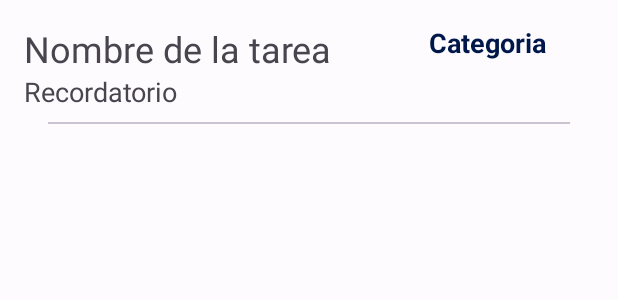
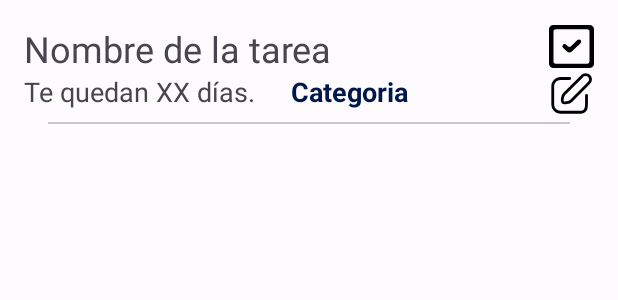
Before and after one commit to claravbr/ediaries_android, an Android app: the layout item_tarea.xml on its own in the app's theme, with its tools: preview values and no code run, on a phone screen of 412 x 824 dp. Shown: the top 300 px of the screen. Run offline under Robolectric (Android 15) with nearby library versions, the phone set to English and light mode, and no system bars.

Commit message:
ED-16 Registro de tareas diarias

```diff
--- a/app/src/main/AndroidManifest.xml
+++ b/app/src/main/AndroidManifest.xml
@@ -15,6 +15,9 @@
         android:supportsRtl="true"
         android:theme="@style/Theme.Ediaries"
         tools:targetApi="31">
+        <activity
+            android:name=".activity.NuevaTareaDiariaActivity"
+            android:exported="false" />
         <activity
             android:name=".activity.LoadingActivity"
             android:exported="false" />
--- a/app/src/main/java/com/uclm/louise/ediaries/activity/FormDclinicosActivity.java
+++ b/app/src/main/java/com/uclm/louise/ediaries/activity/FormDclinicosActivity.java
@@ -156,9 +156,7 @@ public class FormDclinicosActivity extends AppCompatActivity {
             RegistroManager registroManager = new RegistroManager();
             registroManager.registrarUsuario(this);
 
-
         }
-
     }
 
     private boolean validFields(MaterialSwitch materialSwitch, TextInputEditText editTextEdadTDAH, TextInputEditText editTextMedicacion, TextInputEditText editTextTiempoMedicacion, int selectedButtonId) {
--- a/app/src/main/java/com/uclm/louise/ediaries/utils/TareaComparator.java
+++ b/app/src/main/java/com/uclm/louise/ediaries/utils/TareaComparator.java
@@ -1,7 +1,6 @@
 package com.uclm.louise.ediaries.utils;
 
 import com.uclm.louise.ediaries.data.responses.SearchTareaDiariaResult;
-import com.uclm.louise.ediaries.enums.Prioridad;
 
 import java.util.Comparator;
 import java.util.Objects;
@@ -13,7 +12,7 @@ public class TareaComparator implements Comparator<SearchTareaDiariaResult> {
 
         if(Objects.equals(t1.getPrioridad(), t2.getPrioridad())){
             return 0;
-        } else if (t1.getPrioridad().equals(Prioridad.ALTA.getDescripcion())){
+        } else if (t1.getPrioridad().toUpperCase().equals("ALTA")){
             return -1;
         } else {
             return 1;
--- /dev/null
+++ b/app/src/main/res/drawable/ic_done.xml
@@ -0,0 +1,12 @@
+<vector xmlns:android="http://schemas.android.com/apk/res/android"
+    android:width="800dp"
+    android:height="800dp"
+    android:viewportWidth="21"
+    android:viewportHeight="21">
+  <path
+      android:pathData="M18.9,3.5C18.9,2.948 18.43,2.5 17.85,2.5L3.15,2.5C2.57,2.5 2.1,2.948 2.1,3.5L2.1,17.5C2.1,18.052 2.57,18.5 3.15,18.5L17.85,18.5C18.43,18.5 18.9,18.052 18.9,17.5L18.9,3.5ZM21,2.5L21,18.5C21,19.605 20.06,20.5 18.9,20.5L2.1,20.5C0.94,20.5 0,19.605 0,18.5L0,2.5C0,1.395 0.94,0.5 2.1,0.5L18.9,0.5C20.06,0.5 21,1.395 21,2.5L21,2.5ZM14.722,7.515C15.133,7.905 15.133,8.539 14.722,8.929L10.64,12.817C10.023,13.403 9.026,13.403 8.409,12.817L6.554,11.05C6.145,10.66 6.145,10.027 6.554,9.636C6.965,9.246 7.629,9.246 8.039,9.636L8.78,10.342C9.191,10.733 9.857,10.733 10.269,10.342L13.237,7.515C13.647,7.124 14.313,7.124 14.722,7.515L14.722,7.515Z"
+      android:strokeWidth="1"
+      android:fillColor="#000000"
+      android:fillType="evenOdd"
+      android:strokeColor="#00000000"/>
+</vector>
--- /dev/null
+++ b/app/src/main/res/drawable/ic_edit.xml
@@ -0,0 +1,20 @@
+<vector xmlns:android="http://schemas.android.com/apk/res/android"
+    android:width="800dp"
+    android:height="800dp"
+    android:viewportWidth="24"
+    android:viewportHeight="24">
+  <path
+      android:pathData="M21.28,6.4L11.74,15.94C10.79,16.89 7.97,17.33 7.34,16.7C6.71,16.07 7.14,13.25 8.09,12.3L17.64,2.75C17.875,2.493 18.16,2.287 18.478,2.143C18.796,1.999 19.139,1.921 19.487,1.914C19.836,1.907 20.182,1.97 20.506,2.1C20.829,2.23 21.122,2.425 21.369,2.672C21.615,2.918 21.808,3.212 21.938,3.536C22.067,3.86 22.129,4.206 22.121,4.555C22.113,4.903 22.034,5.246 21.889,5.563C21.745,5.881 21.538,6.165 21.28,6.4V6.4Z"
+      android:strokeLineJoin="round"
+      android:strokeWidth="1.5"
+      android:fillColor="#00000000"
+      android:strokeColor="#000000"
+      android:strokeLineCap="round"/>
+  <path
+      android:pathData="M11,4H6C4.939,4 3.922,4.421 3.172,5.172C2.421,5.922 2,6.939 2,8V18C2,19.061 2.421,20.078 3.172,20.828C3.922,21.579 4.939,22 6,22H17C19.21,22 20,20.2 20,18V13"
+      android:strokeLineJoin="round"
+      android:strokeWidth="1.5"
+      android:fillColor="#00000000"
+      android:strokeColor="#000000"
+      android:strokeLineCap="round"/>
+</vector>
--- a/app/src/main/res/layout/item_tarea.xml
+++ b/app/src/main/res/layout/item_tarea.xml
@@ -13,7 +13,6 @@
         android:layout_height="wrap_content"
         android:text="Nombre de la tarea"
         android:textSize="24sp"
-        app:layout_constraintBottom_toTopOf="@+id/textViewTaskTimeLeft"
         app:layout_constraintStart_toStartOf="parent"
         app:layout_constraintTop_toTopOf="parent" />
 
@@ -23,24 +22,21 @@
         android:layout_height="wrap_content"
         android:text="Recordatorio"
         android:textSize="18sp"
-        app:layout_constraintBottom_toTopOf="@+id/textViewCategory"
-        app:layout_constraintEnd_toEndOf="parent"
         app:layout_constraintStart_toStartOf="parent"
-        app:layout_constraintTop_toBottomOf="@+id/textViewTask1" />
+        app:layout_constraintTop_toBottomOf="@+id/textViewTask1"
+        tools:text="Te quedan XX días." />
 
     <TextView
         android:id="@+id/textViewCategory"
         android:layout_width="wrap_content"
         android:layout_height="wrap_content"
-        android:layout_marginStart="32dp"
-        android:layout_marginBottom="8dp"
+        android:layout_marginStart="24dp"
         android:text="Categoria"
         android:textColor="@color/md_theme_dark_inverseOnSurface"
         android:textSize="18sp"
         android:textStyle="bold"
-        app:layout_constraintBottom_toTopOf="@+id/textViewTaskTimeLeft"
-        app:layout_constraintEnd_toEndOf="parent"
-        app:layout_constraintStart_toEndOf="@+id/textViewTask1" />
+        app:layout_constraintStart_toEndOf="@+id/textViewTaskTimeLeft"
+        app:layout_constraintTop_toTopOf="@+id/textViewTaskTimeLeft" />
 
     <com.google.android.material.divider.MaterialDivider
         android:id="@+id/materialDivider"
@@ -53,4 +49,21 @@
         app:layout_constraintStart_toStartOf="parent"
         app:layout_constraintTop_toBottomOf="@+id/textViewTaskTimeLeft" />
 
+    <ImageView
+        android:id="@+id/imageViewDone"
+        android:layout_width="30dp"
+        android:layout_height="30dp"
+        app:layout_constraintEnd_toEndOf="parent"
+        app:layout_constraintTop_toTopOf="parent"
+        app:srcCompat="@drawable/ic_done" />
+
+    <ImageView
+        android:id="@+id/imageViewEdit"
+        android:layout_width="30dp"
+        android:layout_height="30dp"
+        android:layout_marginTop="1dp"
+        app:layout_constraintEnd_toEndOf="parent"
+        app:layout_constraintTop_toBottomOf="@+id/imageViewDone"
+        app:srcCompat="@drawable/ic_edit" />
+
 </androidx.constraintlayout.widget.ConstraintLayout>
--- a/app/src/main/res/values/strings.xml
+++ b/app/src/main/res/values/strings.xml
@@ -55,5 +55,5 @@
     <string name="boton_para_a_adir_una_nueva_tarea">Boton para añadir una nueva tarea</string>
     <string name="categoria">Categoria</string>
     <string name="ver_en_el_calendario">Ver en el calendario</string>
-    <string name="fecha_de_nacimiento">Fecha de nacimiento (dd/mm/yyyy)</string>
+    <string name="fecha_de_nacimiento">Fecha de nacimiento</string>
 </resources>
```
Also changed, not shown: app/src/main/java/com/uclm/louise/ediaries/ApiService.java (+6 -3 lines), app/src/main/java/com/uclm/louise/ediaries/activity/NuevaTareaDiariaActivity.java (added, +182 -0 lines), app/src/main/java/com/uclm/louise/ediaries/activity/TareaDiariaActivity.java (+10 -3 lines), app/src/main/java/com/uclm/louise/ediaries/data/models/Post.java (deleted, +0 -56 lines), app/src/main/java/com/uclm/louise/ediaries/data/responses/PostsResponse.java (deleted, +0 -47 lines), app/src/main/java/com/uclm/louise/ediaries/enums/Prioridad.java (deleted, +0 -21 lines), app/src/main/java/com/uclm/louise/ediaries/utils/DatePickerFragment.java (added, +41 -0 lines), app/src/main/res/layout/activity_nueva_tarea_diaria.xml (added, +134 -0 lines), app/src/main/res/values-night/arrays.xml (+34 -0 lines), app/src/main/res/values-night/strings.xml (+8 -5 lines), app/src/main/res/values/arrays.xml (+14 -0 lines).
